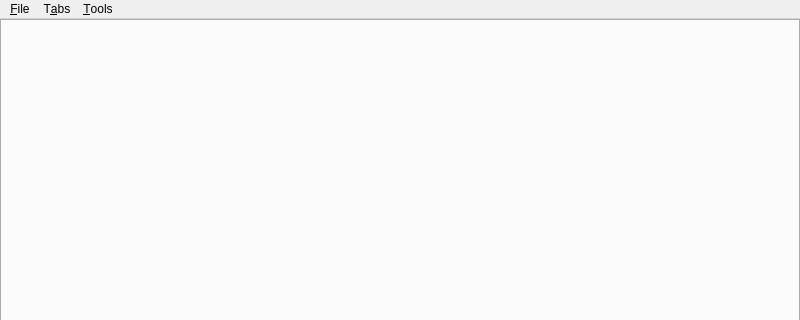
Old version of the form UI/glowbot-mainwindow.ui in the repository textbrowser/glitch; both pictures show x 0 to 800 and y 0 to 320 of the 800 by 600 pixel window.
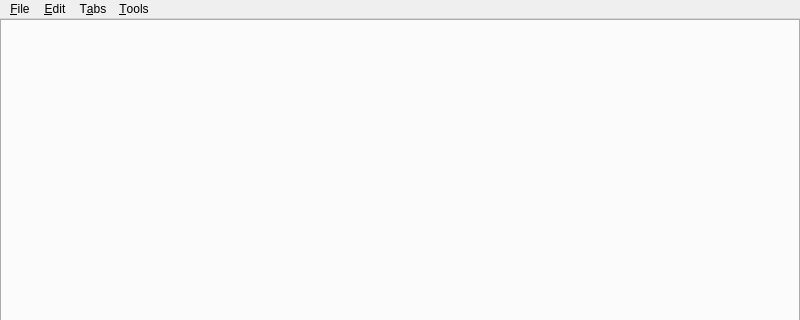
New version of the form. Icons and pictures are not drawn. Custom widgets are drawn as their Qt base class.

The edit to the form file:
```diff
--- a/UI/glowbot-mainwindow.ui
+++ b/UI/glowbot-mainwindow.ui
@@ -82,7 +82,15 @@
      <string>T&amp;abs</string>
     </property>
    </widget>
+   <widget class="QMenu" name="menu_Edit">
+    <property name="title">
+     <string>&amp;Edit</string>
+    </property>
+    <addaction name="action_Delete"/>
+    <addaction name="action_Select_All"/>
+   </widget>
    <addaction name="menu_File"/>
+   <addaction name="menu_Edit"/>
    <addaction name="menu_Tabs"/>
    <addaction name="menu_Tools"/>
   </widget>
```
Left out of the diff: 13 changed lines with no effect on the pictures.
